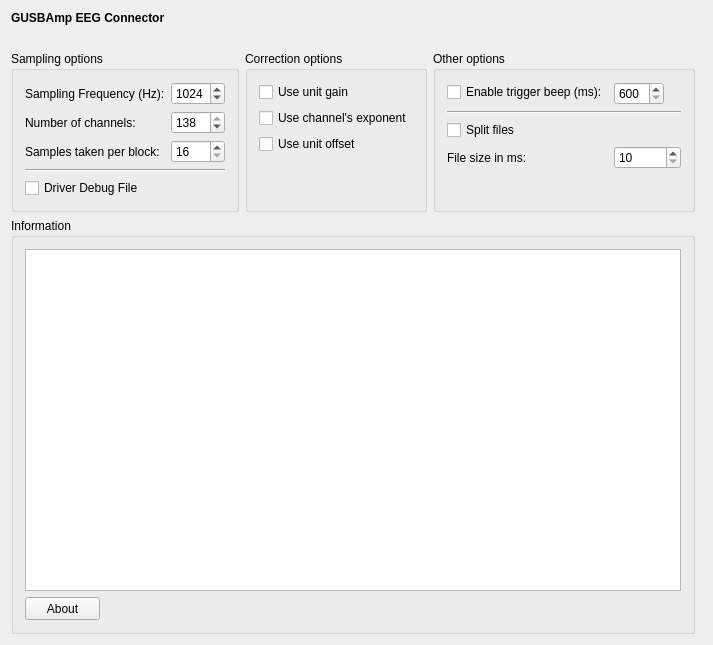
mne-tools/mne-cpp, file applications/mne_x/plugins/gusbamp/FormFiles/gusbampsetupwidget.ui: the form before one commit.
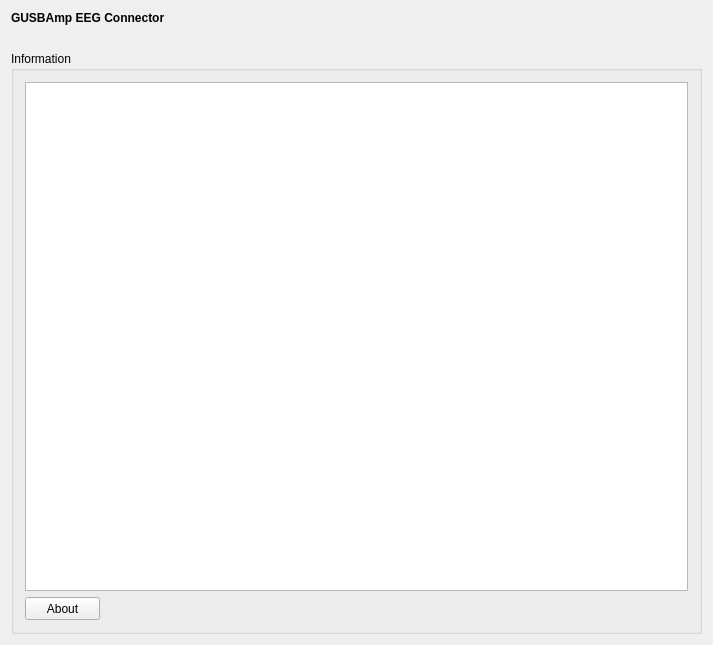
The form after the commit.

The edit to the form file:
```diff
--- a/applications/mne_x/plugins/gusbamp/FormFiles/gusbampsetupwidget.ui
+++ b/applications/mne_x/plugins/gusbamp/FormFiles/gusbampsetupwidget.ui
@@ -44,170 +44,11 @@
     </spacer>
    </item>
    <item>
-    <layout class="QGridLayout" name="m_qGridLayout_main" rowstretch="0,0" columnstretch="0,0,0,0,0">
+    <layout class="QGridLayout" name="m_qGridLayout_main" rowstretch="0" columnstretch="0,0">
      <property name="spacing">
       <number>6</number>
      </property>
-     <item row="0" column="4" rowspan="2">
-      <spacer name="horizontalSpacer">
-       <property name="orientation">
-        <enum>Qt::Horizontal</enum>
-       </property>
-       <property name="sizeHint" stdset="0">
-        <size>
-         <width>40</width>
-         <height>20</height>
-        </size>
-       </property>
-      </spacer>
-     </item>
      <item row="0" column="0" colspan="2">
-      <widget class="QGroupBox" name="m_qGroupBox_SamplingOptions">
-       <property name="sizePolicy">
-        <sizepolicy hsizetype="Preferred" vsizetype="Preferred">
-         <horstretch>0</horstretch>
-         <verstretch>0</verstretch>
-        </sizepolicy>
-       </property>
-       <property name="minimumSize">
-        <size>
-         <width>0</width>
-         <height>0</height>
-        </size>
-       </property>
-       <property name="maximumSize">
-        <size>
-         <width>300</width>
-         <height>50000</height>
-        </size>
-       </property>
-       <property name="title">
-        <string>Sampling options</string>
-       </property>
-       <property name="flat">
-        <bool>false</bool>
-       </property>
-       <layout class="QFormLayout" name="formLayout_2">
-        <property name="fieldGrowthPolicy">
-         <enum>QFormLayout::AllNonFixedFieldsGrow</enum>
-        </property>
-        <item row="0" column="0">
-         <widget class="QLabel" name="m_qLabel_SamplingRate">
-          <property name="layoutDirection">
-           <enum>Qt::LeftToRight</enum>
-          </property>
-          <property name="text">
-           <string>Sampling Frequency (Hz):</string>
-          </property>
-         </widget>
-        </item>
-        <item row="0" column="1">
-         <widget class="QSpinBox" name="m_spinBox_SamplingFreq">
-          <property name="minimum">
-           <number>8</number>
-          </property>
-          <property name="maximum">
-           <number>2048</number>
-          </property>
-          <property name="value">
-           <number>1024</number>
-          </property>
-         </widget>
-        </item>
-        <item row="1" column="0">
-         <widget class="QLabel" name="m_qLabel_NumberOfChannels">
-          <property name="text">
-           <string>Number of channels:</string>
-          </property>
-         </widget>
-        </item>
-        <item row="1" column="1">
-         <widget class="QSpinBox" name="m_spinBox_NumberOfChannels">
-          <property name="minimum">
-           <number>1</number>
-          </property>
-          <property name="maximum">
-           <number>138</number>
-          </property>
-          <property name="value">
-           <number>138</number>
-          </property>
-         </widget>
-        </item>
-        <item row="2" column="0">
-         <widget class="QLabel" name="m_qLabel_SamplesPerBlock">
-          <property name="text">
-           <string>Samples taken per block:</string>
-          </property>
-         </widget>
-        </item>
-        <item row="2" column="1">
-         <widget class="QSpinBox" name="m_spinBox_SamplesPerBlock">
-          <property name="minimum">
-           <number>16</number>
-          </property>
-          <property name="maximum">
-           <number>512</number>
-          </property>
-          <property name="value">
-           <number>16</number>
-          </property>
-         </widget>
-        </item>
-        <item row="3" column="0" colspan="2">
-         <widget class="Line" name="line_2">
-          <property name="minimumSize">
-           <size>
-            <width>100</width>
-            <height>0</height>
-           </size>
-          </property>
-          <property name="orientation">
-           <enum>Qt::Horizontal</enum>
-          </property>
-         </widget>
-        </item>
-        <item row="4" column="0">
-         <widget class="QCheckBox" name="m_checkBox_WriteDriverDebugToFile">
-          <property name="text">
-           <string>Driver Debug File</string>
-          </property>
-         </widget>
-        </item>
-       </layout>
-      </widget>
-     </item>
-     <item row="0" column="2">
-      <widget class="QGroupBox" name="m_qGroupBox_CorrectionOptions">
-       <property name="title">
-        <string>Correction options</string>
-       </property>
-       <layout class="QFormLayout" name="formLayout">
-        <item row="0" column="0">
-         <widget class="QCheckBox" name="m_checkBox_UseUnitGain">
-          <property name="text">
-           <string>Use unit gain</string>
-          </property>
-         </widget>
-        </item>
-        <item row="1" column="0">
-         <widget class="QCheckBox" name="m_checkBox_UseChExponent">
-          <property name="text">
-           <string>Use channel's exponent</string>
-          </property>
-         </widget>
-        </item>
-        <item row="2" column="0">
-         <widget class="QCheckBox" name="m_checkBox_UseUnitOffset">
-          <property name="text">
-           <string>Use unit offset</string>
-          </property>
-         </widget>
-        </item>
-       </layout>
-      </widget>
-     </item>
-     <item row="1" column="0" colspan="4">
       <widget class="QGroupBox" name="m_qGroupBox_Information">
        <property name="sizePolicy">
         <sizepolicy hsizetype="Preferred" vsizetype="Preferred">
@@ -263,78 +104,6 @@
        </layout>
       </widget>
      </item>
-     <item row="0" column="3">
-      <widget class="QGroupBox" name="m_qGroupBox_OtherOptions">
-       <property name="title">
-        <string>Other options</string>
-       </property>
-       <layout class="QFormLayout" name="formLayout_3">
-        <property name="fieldGrowthPolicy">
-         <enum>QFormLayout::AllNonFixedFieldsGrow</enum>
-        </property>
-        <item row="0" column="0">
-         <widget class="QCheckBox" name="m_checkBox_EnableBeep">
-          <property name="text">
-           <string>Enable trigger beep (ms):</string>
-          </property>
-         </widget>
-        </item>
-        <item row="0" column="1">
-         <widget class="QSpinBox" name="m_spinBox_BeepLength">
-          <property name="maximumSize">
-           <size>
-            <width>50</width>
-            <height>16777215</height>
-           </size>
-          </property>
-          <property name="minimum">
-           <number>600</number>
-          </property>
-          <property name="maximum">
-           <number>2000000000</number>
-          </property>
-         </widget>
-        </item>
-        <item row="1" column="0" colspan="2">
-         <widget class="Line" name="line_3">
-          <property name="minimumSize">
-           <size>
-            <width>0</width>
-            <height>0</height>
-           </size>
-          </property>
-          <property name="orientation">
-           <enum>Qt::Horizontal</enum>
-          </property>
-         </widget>
-        </item>
-        <item row="2" column="0" colspan="2">
-         <widget class="QCheckBox" name="m_checkBox_splitFiles">
-          <property name="text">
-           <string>Split files</string>
-          </property>
-         </widget>
-        </item>
-        <item row="3" column="0">
-         <widget class="QLabel" name="m_label_splitFileSize">
-          <property name="text">
-           <string>File size in ms:</string>
-          </property>
-         </widget>
-        </item>
-        <item row="3" column="1">
-         <widget class="QSpinBox" name="m_spinBox_splitFileSize">
-          <property name="minimum">
-           <number>10</number>
-          </property>
-          <property name="maximum">
-           <number>50000000</number>
-          </property>
-         </widget>
-        </item>
-       </layout>
-      </widget>
-     </item>
     </layout>
    </item>
   </layout>
```
